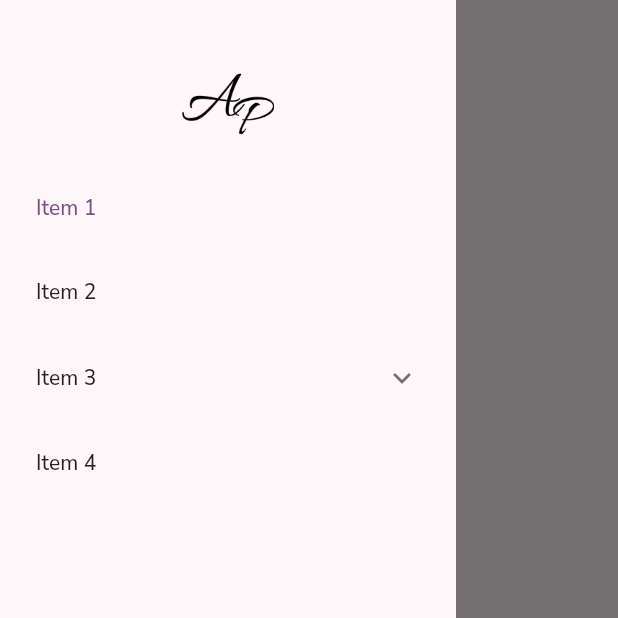
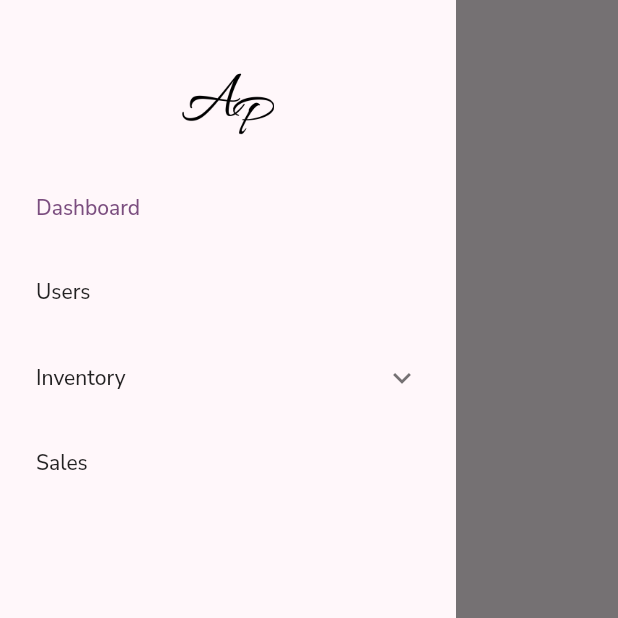
Before and after one commit to rajbahakdanyu/adminpanel_flutter, a Flutter app: the screen it shows after launch, with the side drawer open, on a phone screen of 412 x 824 dp, the top half of it. Run offline on Flutter 3.47's test engine with Material 2 defaults, Android fonts, the phone set to English and light mode, and no system bars; our stand-ins replace google_fonts; missing offline and left inert: bitsdojo_window.

Commit message:
Maded page title dynamic

```diff
--- a/lib/screens/home_screen.dart
+++ b/lib/screens/home_screen.dart
@@ -3,10 +3,7 @@ import 'package:flutter/material.dart';
 class HomeScreen extends StatelessWidget {
   const HomeScreen({
     Key? key,
-    required this.title,
   }) : super(key: key);
-
-  final String title;
 
   @override
   Widget build(BuildContext context) {
--- a/lib/screens/main_screen.dart
+++ b/lib/screens/main_screen.dart
@@ -1,6 +1,5 @@
 import 'dart:io';
 
-import 'package:adminpanel/widgets/top_bar.dart';
 import 'package:flutter/material.dart';
 import 'package:provider/provider.dart';
 
@@ -8,6 +7,7 @@ import '/constants/constant.dart';
 import '/providers/menu_provider.dart';
 import '/utils/responsive.dart';
 import '/widgets/drawer.dart';
+import '/widgets/top_bar.dart';
 import '/widgets/window_title_bar.dart';
 import '/providers/page_provider.dart';
 import '/screens/home_screen.dart';
@@ -48,11 +48,11 @@ class MainScreen extends StatelessWidget {
                             SizedBox(
                               height: MediaQuery.of(context).size.height * .05,
                             ),
-                            if (currentpage == 0) const HomeScreen(title: "0"),
-                            if (currentpage == 1) const HomeScreen(title: "1"),
-                            if (currentpage == 2) const HomeScreen(title: "2"),
-                            if (currentpage == 3) const HomeScreen(title: "3"),
-                            if (currentpage == 4) const HomeScreen(title: "4"),
+                            if (currentpage == 0) const HomeScreen(),
+                            if (currentpage == 1) const HomeScreen(),
+                            if (currentpage == 2) const HomeScreen(),
+                            if (currentpage == 3) const HomeScreen(),
+                            if (currentpage == 4) const HomeScreen(),
                           ],
                         ),
                       ),
--- a/lib/widgets/drawer.dart
+++ b/lib/widgets/drawer.dart
@@ -1,9 +1,9 @@
-import 'package:adminpanel/utils/responsive.dart';
 import 'package:flutter/material.dart';
 import 'package:provider/provider.dart';
 
 import '/constants/constant.dart';
 import '/providers/page_provider.dart';
+import '/utils/responsive.dart';
 
 class SideDrawer extends StatelessWidget {
   const SideDrawer({Key? key}) : super(key: key);
@@ -53,35 +53,35 @@ class DrawerTitle extends StatelessWidget {
                 children: [
                   ListTile(
                     selected: currentPage == 0 ? true : false,
-                    onTap: () => _provider.changePage(0),
-                    title: const Text('Item 1'),
+                    onTap: () => _provider.changePage(0, 'Dashboard'),
+                    title: const Text('Dashboard'),
                   ),
                   ListTile(
                     selected: currentPage == 1 ? true : false,
-                    onTap: () => _provider.changePage(1),
-                    title: const Text('Item 2'),
+                    onTap: () => _provider.changePage(1, 'Users'),
+                    title: const Text('Users'),
                   ),
                   ExpansionTile(
                     iconColor: Theme.of(context).unselectedWidgetColor,
                     textColor: Theme.of(context).textTheme.subtitle1!.color,
-                    title: const Text('Item 3'),
+                    title: const Text('Inventory'),
                     children: [
                       ListTile(
                         selected: currentPage == 2 ? true : false,
-                        onTap: () => _provider.changePage(2),
-                        title: const Text('Sub-item 1'),
+                        onTap: () => _provider.changePage(2, 'Items'),
+                        title: const Text('Items'),
                       ),
                       ListTile(
                         selected: currentPage == 3 ? true : false,
-                        onTap: () => _provider.changePage(3),
-                        title: const Text('Sub-item 2'),
+                        onTap: () => _provider.changePage(3, 'Category'),
+                        title: const Text('Category'),
                       ),
                     ],
                   ),
                   ListTile(
                     selected: currentPage == 4 ? true : false,
-                    onTap: () => _provider.changePage(4),
-                    title: const Text('Item 4'),
+                    onTap: () => _provider.changePage(4, 'Sales'),
+                    title: const Text('Sales'),
                   ),
                 ],
               ),
--- a/lib/widgets/top_bar.dart
+++ b/lib/widgets/top_bar.dart
@@ -2,6 +2,7 @@ import 'package:flutter/material.dart';
 import 'package:provider/provider.dart';
 
 import '/constants/constant.dart';
+import '/providers/page_provider.dart';
 import '/providers/menu_provider.dart';
 import '/utils/responsive.dart';
 
@@ -11,6 +12,7 @@ class TopBar extends StatelessWidget {
   @override
   Widget build(BuildContext context) {
     final _menu = Provider.of<MenuProvider>(context);
+    final _page = Provider.of<PageProvider>(context);
 
     return Row(
       children: [
@@ -25,7 +27,7 @@ class TopBar extends StatelessWidget {
           Padding(
             padding: const EdgeInsets.all(padding / 2),
             child: Text(
-              'Admin Panel',
+              _page.pageName,
               style: Theme.of(context).textTheme.headline6,
             ),
           ),
```
Also changed, not shown: lib/providers/page_provider.dart (+6 -1 lines).
